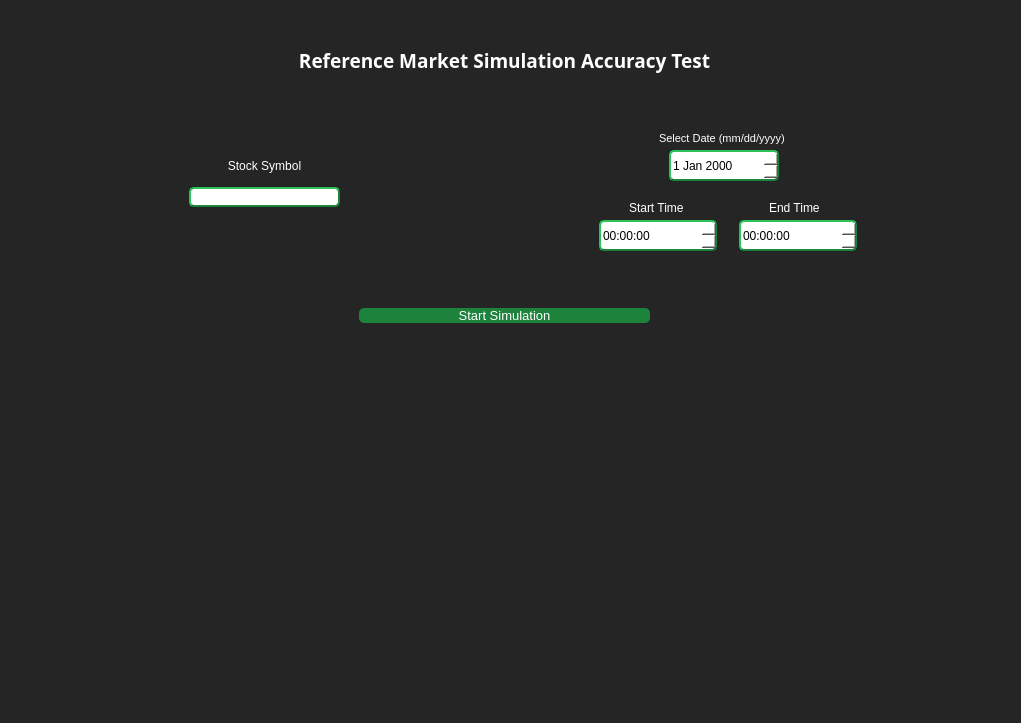
First picture: the form in widgets/UI/RMSC03_Past.ui, repository JV-FIU/Agent-Based-Stock-Market-Simulator, before the edit.
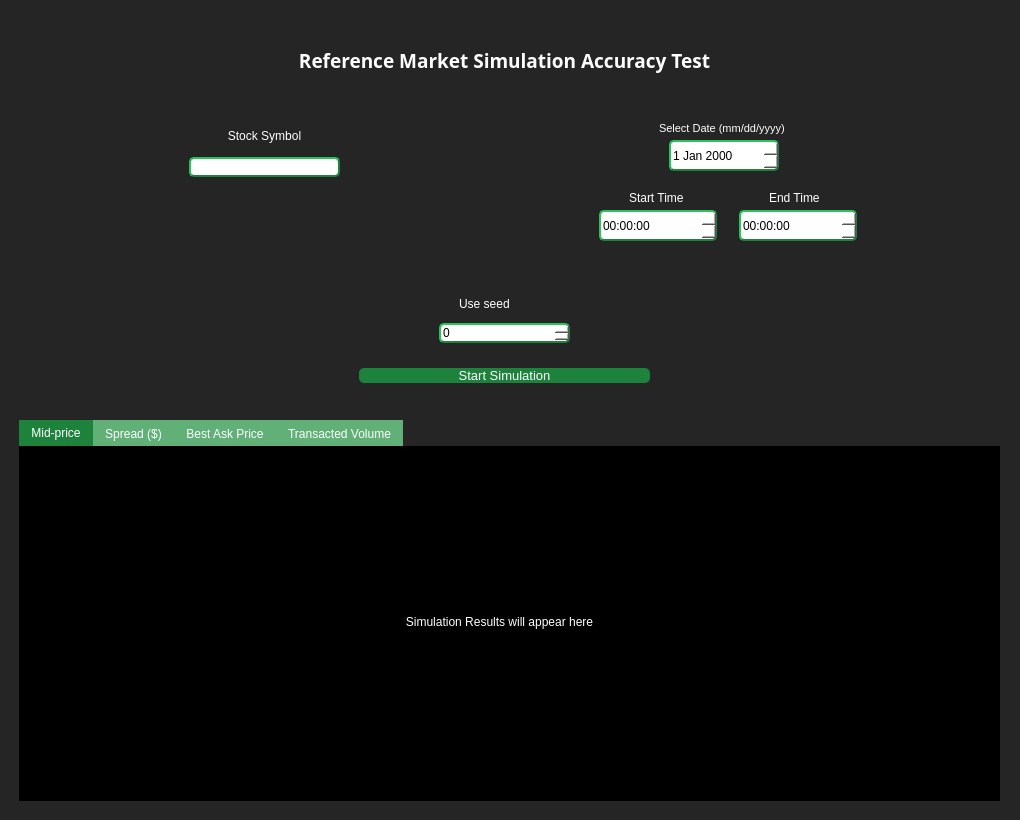
Second picture: the form after the edit.

Patch:
```diff
--- a/widgets/UI/RMSC03_Past.ui
+++ b/widgets/UI/RMSC03_Past.ui
@@ -6,8 +6,8 @@
    <rect>
     <x>0</x>
     <y>0</y>
-    <width>1021</width>
-    <height>723</height>
+    <width>1020</width>
+    <height>820</height>
    </rect>
   </property>
   <property name="font">
@@ -35,7 +35,7 @@
 }
 
 
-#stockSymbol, #endTime, #startTime, #simDate{
+#stockSymbol, #endTime, #startTime, #simDate, #seedSelector{
     background-color: white;
     border-style: outset;
     border-width: 2px;
@@ -51,7 +51,31 @@
     border-color: #1c823c;
 	background-color: #1c823c;
 	color: white;
-}</string>
+}
+
+/* QTabWidget customization */
+#result1, #result2, #result3, #result4 {
+	color: #000000;
+	background: #000000;
+	background-color: #000000;
+}
+
+/*Tab manipulation */
+QTabBar::tab{
+	background-color: #1c823c;
+	color: white;
+}
+
+QTabBar::tab:selected, QTabBar::tab:hover {
+ 	background-color: #1c823c;
+	color: white;
+}
+
+QTabBar::tab:!selected {
+	background-color: rgb(97, 176, 120);
+	color: white;
+}
+</string>
   </property>
   <widget class="QWidget" name="CentralWidget" native="true">
    <property name="geometry">
@@ -59,7 +83,7 @@
      <x>-1</x>
      <y>0</y>
      <width>1041</width>
-     <height>781</height>
+     <height>821</height>
     </rect>
    </property>
    <property name="styleSheet">
@@ -69,7 +93,7 @@
     <property name="geometry">
      <rect>
       <x>600</x>
-      <y>100</y>
+      <y>90</y>
       <width>261</width>
       <height>171</height>
      </rect>
@@ -179,7 +203,7 @@
     <property name="geometry">
      <rect>
       <x>360</x>
-      <y>270</y>
+      <y>330</y>
       <width>291</width>
       <height>91</height>
      </rect>
@@ -203,7 +227,7 @@
     <property name="geometry">
      <rect>
       <x>190</x>
-      <y>150</y>
+      <y>120</y>
       <width>151</width>
       <height>57</height>
      </rect>
@@ -264,6 +288,179 @@
      <bool>false</bool>
     </property>
    </widget>
+   <widget class="QWidget" name="tickerW_2" native="true">
+    <property name="geometry">
+     <rect>
+      <x>350</x>
+      <y>450</y>
+      <width>151</width>
+      <height>57</height>
+     </rect>
+    </property>
+    <layout class="QVBoxLayout" name="verticalLayout_3">
+     <item>
+      <widget class="QLineEdit" name="stockSymbol_2">
+       <property name="minimumSize">
+        <size>
+         <width>50</width>
+         <height>0</height>
+        </size>
+       </property>
+      </widget>
+     </item>
+    </layout>
+   </widget>
+   <widget class="QWidget" name="seedContainer" native="true">
+    <property name="geometry">
+     <rect>
+      <x>440</x>
+      <y>290</y>
+      <width>131</width>
+      <height>61</height>
+     </rect>
+    </property>
+    <layout class="QVBoxLayout" name="verticalLayout_4">
+     <item>
+      <widget class="QCheckBox" name="checkBox">
+       <property name="font">
+        <font>
+         <pointsize>9</pointsize>
+        </font>
+       </property>
+       <property name="text">
+        <string>Use seed</string>
+       </property>
+       <property name="checked">
+        <bool>false</bool>
+       </property>
+      </widget>
+     </item>
+     <item>
+      <widget class="QSpinBox" name="seedSelector">
+       <property name="font">
+        <font>
+         <pointsize>9</pointsize>
+        </font>
+       </property>
+       <property name="maximum">
+        <number>429496729</number>
+       </property>
+      </widget>
+     </item>
+    </layout>
+   </widget>
+   <widget class="QTabWidget" name="resultTabs">
+    <property name="geometry">
+     <rect>
+      <x>20</x>
+      <y>420</y>
+      <width>981</width>
+      <height>381</height>
+     </rect>
+    </property>
+    <property name="layoutDirection">
+     <enum>Qt::LeftToRight</enum>
+    </property>
+    <property name="autoFillBackground">
+     <bool>false</bool>
+    </property>
+    <property name="tabPosition">
+     <enum>QTabWidget::North</enum>
+    </property>
+    <property name="tabShape">
+     <enum>QTabWidget::Rounded</enum>
+    </property>
+    <property name="currentIndex">
+     <number>0</number>
+    </property>
+    <property name="tabBarAutoHide">
+     <bool>false</bool>
+    </property>
+    <widget class="QWidget" name="result1">
+     <attribute name="title">
+      <string>Mid-price</string>
+     </attribute>
+     <widget class="QLabel" name="imageContainer_1">
+      <property name="geometry">
+       <rect>
+        <x>0</x>
+        <y>0</y>
+        <width>961</width>
+        <height>351</height>
+       </rect>
+      </property>
+      <property name="text">
+       <string>Simulation Results will appear here</string>
+      </property>
+      <property name="alignment">
+       <set>Qt::AlignCenter</set>
+      </property>
+     </widget>
+    </widget>
+    <widget class="QWidget" name="result2">
+     <attribute name="title">
+      <string>Spread ($)</string>
+     </attribute>
+     <widget class="QLabel" name="imageContainer_2">
+      <property name="geometry">
+       <rect>
+        <x>0</x>
+        <y>0</y>
+        <width>961</width>
+        <height>351</height>
+       </rect>
+      </property>
+      <property name="text">
+       <string>Simulation Results will appear here</string>
+      </property>
+      <property name="alignment">
+       <set>Qt::AlignCenter</set>
+      </property>
+     </widget>
+    </widget>
+    <widget class="QWidget" name="result3">
+     <attribute name="title">
+      <string>Best Ask Price</string>
+     </attribute>
+     <widget class="QLabel" name="imageContainer_3">
+      <property name="geometry">
+       <rect>
+        <x>0</x>
+        <y>0</y>
+        <width>961</width>
+        <height>351</height>
+       </rect>
+      </property>
+      <property name="text">
+       <string>Simulation Results will appear here</string>
+      </property>
+      <property name="alignment">
+       <set>Qt::AlignCenter</set>
+      </property>
+     </widget>
+    </widget>
+    <widget class="QWidget" name="result4">
+     <attribute name="title">
+      <string>Transacted Volume</string>
+     </attribute>
+     <widget class="QLabel" name="imageContainer_4">
+      <property name="geometry">
+       <rect>
+        <x>0</x>
+        <y>0</y>
+        <width>961</width>
+        <height>351</height>
+       </rect>
+      </property>
+      <property name="text">
+       <string>Simulation Results will appear here</string>
+      </property>
+      <property name="alignment">
+       <set>Qt::AlignCenter</set>
+      </property>
+     </widget>
+    </widget>
+   </widget>
   </widget>
  </widget>
  <resources/>
```
